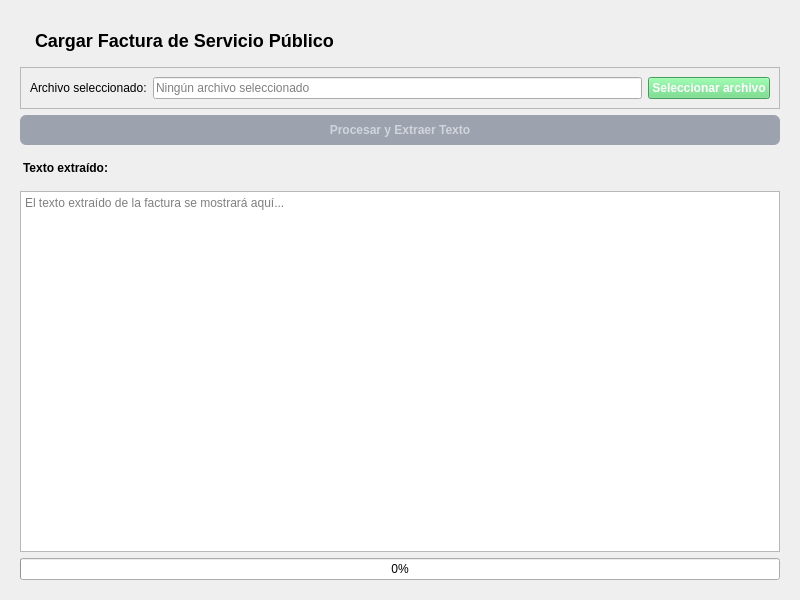
Before: the Qt Designer form src/components/facturar/cargar_factura.ui in dejovi2305/gestion_facturas, drawn with Qt 5.
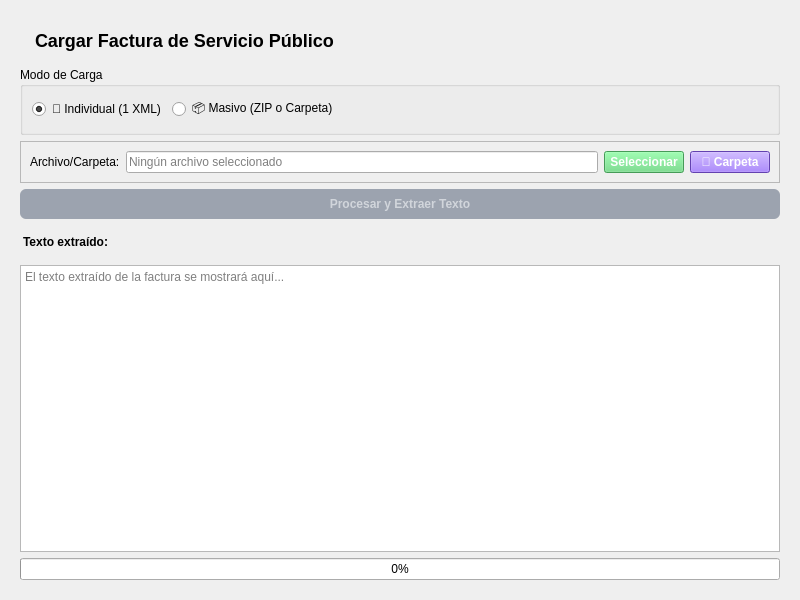
After: the same form once the commit is applied.

Commit message: feat: Se agrega la regla de carga masiva de xml por zip o carpera.

The edit to the form file:
```diff
--- a/src/components/facturar/cargar_factura.ui
+++ b/src/components/facturar/cargar_factura.ui
@@ -36,6 +36,49 @@
      </property>
     </widget>
    </item>
+   <item>
+    <widget class="QGroupBox" name="grp_modo">
+     <property name="title">
+      <string>Modo de Carga</string>
+     </property>
+     <layout class="QVBoxLayout" name="verticalLayout_modo">
+      <item>
+       <layout class="QHBoxLayout" name="horizontalLayout_modo">
+        <item>
+         <widget class="QRadioButton" name="rb_individual">
+          <property name="text">
+           <string>📄 Individual (1 XML)</string>
+          </property>
+          <property name="checked">
+           <bool>true</bool>
+          </property>
+         </widget>
+        </item>
+        <item>
+         <widget class="QRadioButton" name="rb_masivo">
+          <property name="text">
+           <string>📦 Masivo (ZIP o Carpeta)</string>
+          </property>
+         </widget>
+        </item>
+        <item>
+         <spacer name="horizontalSpacer">
+          <property name="orientation">
+           <enum>Qt::Horizontal</enum>
+          </property>
+          <property name="sizeHint" stdset="0">
+           <size>
+            <width>40</width>
+            <height>20</height>
+           </size>
+          </property>
+         </spacer>
+        </item>
+       </layout>
+      </item>
+     </layout>
+    </widget>
+   </item>
    <item>
     <widget class="QFrame" name="frame_selector">
      <property name="frameShape">
@@ -48,7 +91,7 @@
       <item>
        <widget class="QLabel" name="lbl_archivo">
         <property name="text">
-         <string>Archivo seleccionado:</string>
+         <string>Archivo/Carpeta:</string>
         </property>
        </widget>
       </item>
@@ -79,7 +122,27 @@
 color: white;</string>
         </property>
         <property name="text">
-         <string>Seleccionar archivo</string>
+         <string>Seleccionar</string>
+        </property>
+       </widget>
+      </item>
+      <item>
+       <widget class="QPushButton" name="btn_seleccionar_carpeta">
+        <property name="font">
+         <font>
+          <weight>75</weight>
+          <bold>true</bold>
+         </font>
+        </property>
+        <property name="styleSheet">
+         <string notr="true">background-color: #8B5CF6;
+color: white;</string>
+        </property>
+        <property name="text">
+         <string>📁 Carpeta</string>
+        </property>
+        <property name="visible">
+         <bool>false</bool>
         </property>
        </widget>
       </item>
```
The commit also changes 1 other file.
